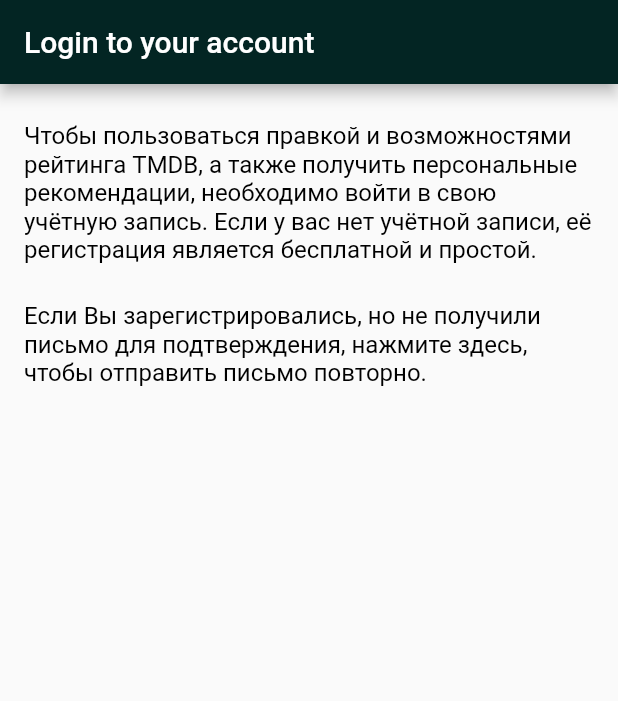
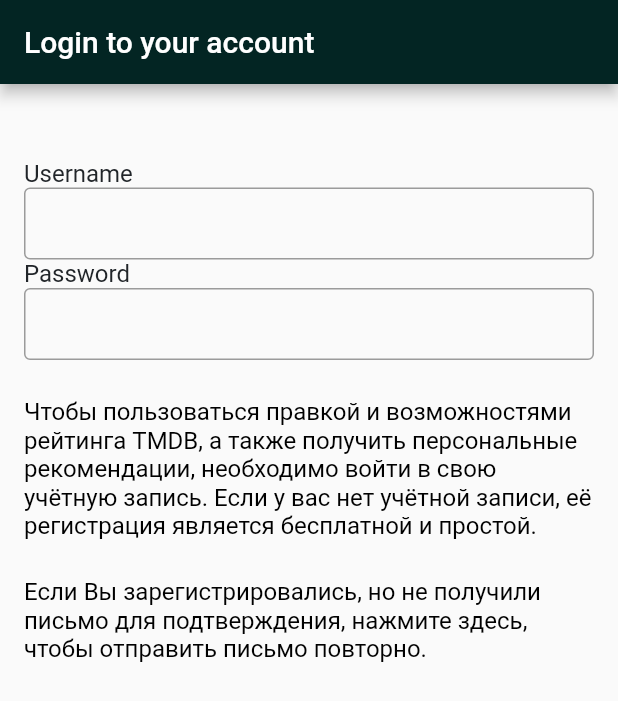
Before and after one commit to MPREIJI/themoviedb, a Flutter app: the screen it shows after launch, on a phone screen of 412 x 824 dp. Shown: the top 701 px of the screen. Run offline on Flutter 3.47's test engine with Material 2 defaults, Android fonts, the phone set to English and light mode, and no system bars.

Commit message:
Update auth_widget.dart

```diff
--- a/lib/widgets/auth_widget.dart
+++ b/lib/widgets/auth_widget.dart
@@ -39,18 +39,16 @@ class _HeaderWidgetState extends State<_HeaderWidget> {
       padding: const EdgeInsets.symmetric(horizontal: 16),
       child: Column(
         children: [
-          const SizedBox(
-            height: 25,
-          ),
+          const SizedBox(height: 50),
+          const _FormWidget(),
+          const SizedBox(height: 25),
           const Text(
             'Чтобы пользоваться правкой и возможностями рейтинга TMDB, а также получить персональные'
             ' рекомендации, необходимо войти в свою учётную запись. Если у вас нет учётной записи, её регистрация '
             'является бесплатной и простой. ',
             style: textStyle,
           ),
-          const SizedBox(
-            height: 25,
-          ),
+          const SizedBox(height: 25),
           const Text(
             'Если Вы зарегистрировались, но не получили письмо для подтверждения, нажмите здесь, чтобы '
             'отправить письмо повторно.',
@@ -61,3 +59,40 @@ class _HeaderWidgetState extends State<_HeaderWidget> {
     );
   }
 }
+
+class _FormWidget extends StatefulWidget {
+  const _FormWidget({Key? key}) : super(key: key);
+
+  @override
+  State<_FormWidget> createState() => _FormWidgetState();
+}
+
+class _FormWidgetState extends State<_FormWidget> {
+  @override
+  Widget build(BuildContext context) {
+    const textStyle = const TextStyle(
+      fontSize: 16,
+      color: Color(0xFF212529),
+    );
+    const textFieldDecorator = const InputDecoration(
+      border: OutlineInputBorder(),
+      contentPadding: EdgeInsets.zero,
+    );
+    return Column(
+      crossAxisAlignment: CrossAxisAlignment.start,
+      children: [
+        const Text(
+          'Username',
+          style: textStyle,
+        ),
+        const TextField(
+            decoration: textFieldDecorator),
+        const Text(
+          'Password',
+          style: textStyle,
+        ),
+        const TextField(decoration: textFieldDecorator),
+      ],
+    );
+  }
+}
```
